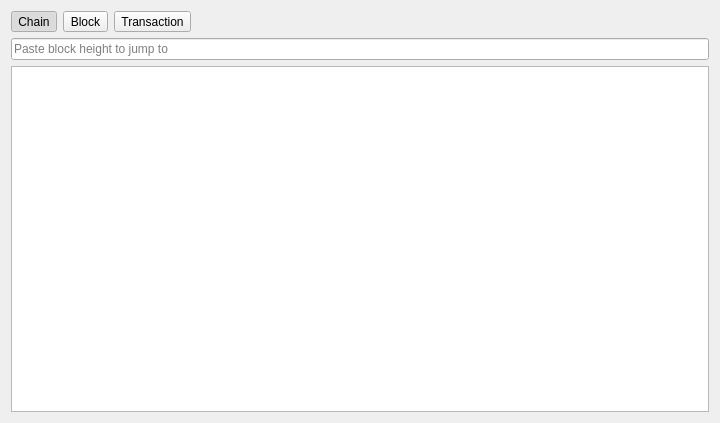
First picture: the form in src/qt/forms/infopage.ui, repository bitbaymarket/bitbay-core, before the edit.
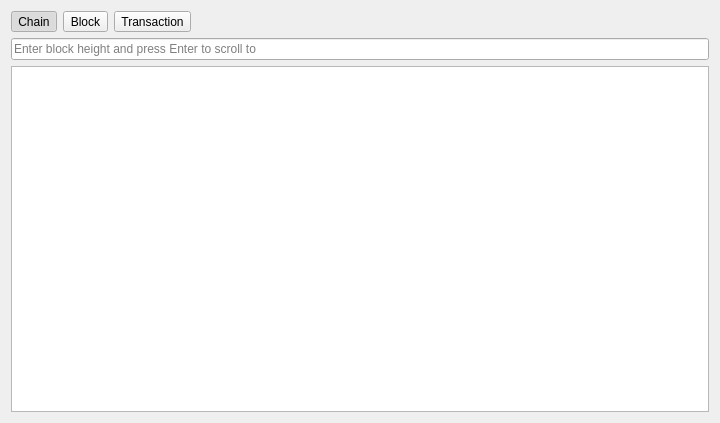
Second picture: the form after the edit.

The edit to the form file:
```diff
--- a/src/qt/forms/infopage.ui
+++ b/src/qt/forms/infopage.ui
@@ -110,7 +110,7 @@
        <item row="0" column="0">
         <widget class="QLineEdit" name="lineJumpToBlock">
          <property name="placeholderText">
-          <string>Paste block height to jump to</string>
+          <string>Enter block height and press Enter to scroll to</string>
          </property>
         </widget>
        </item>
```
Left out of the diff: 3 changed lines with no effect on the pictures.
